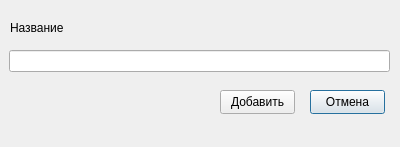
Qt form ui/edit_catalog_dialog.ui (Th0rn-dev/training-planner-2) before a commit.
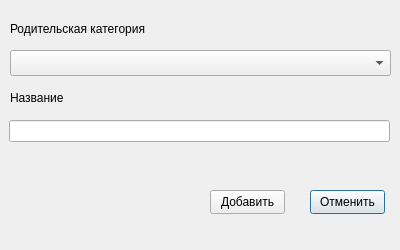
The same form after that commit.

```diff
--- a/ui/edit_catalog_dialog.ui
+++ b/ui/edit_catalog_dialog.ui
@@ -7,7 +7,7 @@
     <x>0</x>
     <y>0</y>
     <width>400</width>
-    <height>147</height>
+    <height>250</height>
    </rect>
   </property>
   <property name="windowTitle">
@@ -17,7 +17,7 @@
    <property name="geometry">
     <rect>
      <x>9</x>
-     <y>50</y>
+     <y>120</y>
      <width>381</width>
      <height>22</height>
     </rect>
@@ -27,20 +27,20 @@
    <property name="geometry">
     <rect>
      <x>310</x>
-     <y>90</y>
+     <y>190</y>
      <width>75</width>
      <height>24</height>
     </rect>
    </property>
    <property name="text">
-    <string>Отмена</string>
+    <string>Отменить</string>
    </property>
   </widget>
   <widget class="QPushButton" name="addButton">
    <property name="geometry">
     <rect>
-     <x>220</x>
-     <y>90</y>
+     <x>210</x>
+     <y>190</y>
      <width>75</width>
      <height>24</height>
     </rect>
@@ -53,15 +53,44 @@
    <property name="geometry">
     <rect>
      <x>10</x>
-     <y>20</y>
-     <width>53</width>
+     <y>90</y>
+     <width>72</width>
      <height>16</height>
     </rect>
    </property>
+   <property name="sizePolicy">
+    <sizepolicy hsizetype="Preferred" vsizetype="Preferred">
+     <horstretch>0</horstretch>
+     <verstretch>0</verstretch>
+    </sizepolicy>
+   </property>
    <property name="text">
     <string>Название</string>
    </property>
   </widget>
+  <widget class="QLabel" name="labelParentCategory">
+   <property name="geometry">
+    <rect>
+     <x>10</x>
+     <y>20</y>
+     <width>175</width>
+     <height>18</height>
+    </rect>
+   </property>
+   <property name="text">
+    <string>Родительская категория</string>
+   </property>
+  </widget>
+  <widget class="QComboBox" name="assignParentCategory">
+   <property name="geometry">
+    <rect>
+     <x>10</x>
+     <y>50</y>
+     <width>381</width>
+     <height>26</height>
+    </rect>
+   </property>
+  </widget>
  </widget>
  <resources/>
  <connections/>
```
Left out of the diff: 4 changed lines with no effect on the pictures.
